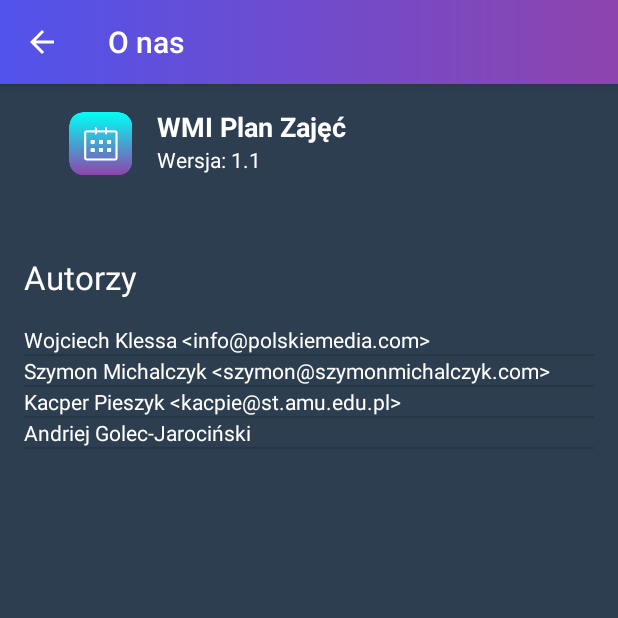
After one commit to wmi-students/wmi-timetable-android, an Android app: the AboutActivity screen opened directly, with no data from a screen before it, on a phone screen of 412 x 824 dp, the top half of it. The commit adds this screen. Run offline under Robolectric (Android 15) with nearby library versions, the phone set to English and light mode, and no system bars; 1 statement that could not run was skipped.

Commit message:
add about activity

```diff
--- a/app/build.gradle
+++ b/app/build.gradle
@@ -5,6 +5,7 @@ android {
     buildToolsVersion "24.0.3"
     defaultConfig {
         applicationId "pl.edu.amu.wmi.wmitimetable"
+        buildConfigField "long", "TIMESTAMP", System.currentTimeMillis() + "L"
         minSdkVersion 15
         targetSdkVersion 24
         versionCode 2
--- a/app/src/main/AndroidManifest.xml
+++ b/app/src/main/AndroidManifest.xml
@@ -13,14 +13,21 @@
         <activity
             android:name=".MainActivity"
             android:label="@string/app_name"
+            android:theme="@style/AppTheme.NoActionBar"></activity>
+        <activity
+            android:name=".SettingsActivity"
+            android:screenOrientation="portrait"
             android:theme="@style/AppTheme.NoActionBar">
-        </activity>
-        <activity android:name=".SettingsActivity" android:theme="@style/AppTheme.NoActionBar" android:screenOrientation="portrait">
             <intent-filter>
                 <action android:name="android.intent.action.MAIN" />
+
                 <category android:name="android.intent.category.LAUNCHER" />
             </intent-filter>
         </activity>
+        <activity
+            android:name=".AboutActivity"
+            android:label="@string/title_activity_about"
+            android:theme="@style/AppTheme.NoActionBar"></activity>
     </application>
 
 </manifest>
--- /dev/null
+++ b/app/src/main/java/pl/edu/amu/wmi/wmitimetable/AboutActivity.java
@@ -0,0 +1,70 @@
+package pl.edu.amu.wmi.wmitimetable;
+
+import android.content.res.Resources;
+import android.os.Bundle;
+import android.support.v7.app.AppCompatActivity;
+import android.support.v7.widget.Toolbar;
+import android.view.MenuItem;
+import android.widget.ArrayAdapter;
+import android.widget.ListAdapter;
+import android.widget.ListView;
+import android.widget.TextView;
+
+import java.text.SimpleDateFormat;
+import java.util.ArrayList;
+import java.util.Arrays;
+import java.util.Date;
+import java.util.Locale;
+
+
+public class AboutActivity extends AppCompatActivity {
+
+    private static final String[] AUTHORS = {
+            "Wojciech Klessa <info@polskiemedia.com>",
+            "Szymon Michalczyk <szymon@szymonmichalczyk.com>",
+            "Kacper Pieszyk <kacpie@st.amu.edu.pl>",
+            "Andriej Golec-Jarociński"
+    };
+
+    @Override
+    protected void onCreate(Bundle savedInstanceState) {
+        super.onCreate(savedInstanceState);
+        setContentView(R.layout.activity_about);
+        Toolbar toolbar = (Toolbar) findViewById(R.id.toolbar);
+        setSupportActionBar(toolbar);
+        getSupportActionBar().setDisplayHomeAsUpEnabled(true);
+
+        setVersion();
+        setAuthors();
+    }
+
+    private void setVersion() {
+        Resources res = getResources();
+        String version = String.format(res.getString(R.string.about_version), BuildConfig.VERSION_NAME);
+        String buildTime = String.format(res.getString(R.string.about_build_time),
+                new SimpleDateFormat("dd.MM.yyyy HH:mm:ss", new Locale("pl", "PL")).format(new Date(BuildConfig.TIMESTAMP)));
+        TextView aboutVersion = (TextView) findViewById(R.id.aboutVersion);
+        TextView aboutBuildTime = (TextView) findViewById(R.id.aboutBuildTime);
+
+        aboutVersion.setText(version);
+        aboutBuildTime.setText(buildTime);
+    }
+
+    private void setAuthors() {
+        ListView listView = (ListView) findViewById(R.id.aboutAuthorsList);
+        ArrayList<String> listItems = new ArrayList<>(Arrays.asList(AUTHORS));
+        ListAdapter listAdapter = new ArrayAdapter<>(
+                this, R.layout.about_authors_item, listItems);
+
+        listView.setAdapter(listAdapter);
+    }
+
+    public boolean onOptionsItemSelected(MenuItem item) {
+        if (item.getItemId() == android.R.id.home) {
+            finish();
+            return true;
+        }
+        return super.onOptionsItemSelected(item);
+    }
+
+}
--- a/app/src/main/java/pl/edu/amu/wmi/wmitimetable/MainActivity.java
+++ b/app/src/main/java/pl/edu/amu/wmi/wmitimetable/MainActivity.java
@@ -124,6 +124,10 @@ public class MainActivity extends AppCompatActivity {
             return true;
         }
 
+        if(id == R.id.action_about) {
+            showAbout();
+        }
+
         return super.onOptionsItemSelected(item);
     }
 
@@ -147,8 +151,17 @@ public class MainActivity extends AppCompatActivity {
         goSettings();
     }
 
+    private void showAbout() {
+        goAbout();
+    }
+
     private void goSettings() {
         Intent intent = new Intent(this, SettingsActivity.class);
+        startActivity(intent);
+    }
+
+    private void goAbout() {
+        Intent intent = new Intent(this, AboutActivity.class);
         startActivity(intent);
     }
 
--- /dev/null
+++ b/app/src/main/res/layout/about_authors_item.xml
@@ -0,0 +1,6 @@
+<?xml version="1.0" encoding="utf-8"?>
+    <TextView xmlns:android="http://schemas.android.com/apk/res/android"
+        android:id="@+id/textView"
+        android:textColor="@color/colorTextLight"
+        android:layout_width="fill_parent"
+        android:layout_height="fill_parent"/>
--- /dev/null
+++ b/app/src/main/res/layout/activity_about.xml
@@ -0,0 +1,26 @@
+<?xml version="1.0" encoding="utf-8"?>
+<android.support.design.widget.CoordinatorLayout xmlns:android="http://schemas.android.com/apk/res/android"
+    xmlns:app="http://schemas.android.com/apk/res-auto"
+    xmlns:tools="http://schemas.android.com/tools"
+    android:layout_width="match_parent"
+    android:layout_height="match_parent"
+    android:fitsSystemWindows="true"
+    tools:context="pl.edu.amu.wmi.wmitimetable.AboutActivity">
+
+    <android.support.design.widget.AppBarLayout
+        android:layout_width="match_parent"
+        android:layout_height="wrap_content"
+        android:theme="@style/AppTheme.AppBarOverlay">
+
+        <android.support.v7.widget.Toolbar
+            android:id="@+id/toolbar"
+            android:layout_width="match_parent"
+            android:layout_height="?attr/actionBarSize"
+            android:background="@drawable/shape_gradient_primary"
+            app:popupTheme="@style/AppTheme.PopupOverlay" />
+
+    </android.support.design.widget.AppBarLayout>
+
+    <include layout="@layout/content_about" />
+
+</android.support.design.widget.CoordinatorLayout>
--- /dev/null
+++ b/app/src/main/res/layout/content_about.xml
@@ -0,0 +1,81 @@
+<?xml version="1.0" encoding="utf-8"?>
+<RelativeLayout xmlns:android="http://schemas.android.com/apk/res/android"
+    xmlns:app="http://schemas.android.com/apk/res-auto"
+    xmlns:tools="http://schemas.android.com/tools"
+    android:background="@color/colorSettingsBackground"
+    android:id="@+id/content_about"
+    android:layout_width="match_parent"
+    android:layout_height="match_parent"
+    android:paddingBottom="@dimen/activity_vertical_margin"
+    android:paddingLeft="@dimen/activity_horizontal_margin"
+    android:paddingRight="@dimen/activity_horizontal_margin"
+    android:paddingTop="@dimen/activity_vertical_margin"
+    app:layout_behavior="@string/appbar_scrolling_view_behavior"
+    tools:context="pl.edu.amu.wmi.wmitimetable.AboutActivity"
+    tools:showIn="@layout/activity_about">
+
+    <TextView
+        android:text="@string/about_authors"
+        android:layout_width="wrap_content"
+        android:layout_height="wrap_content"
+        android:layout_marginTop="54dp"
+        android:id="@+id/aboutAuthors"
+        android:textAppearance="@android:style/TextAppearance.Material.Large"
+        android:textColor="@color/colorTextLight"
+        android:layout_below="@+id/aboutVersion"
+        android:layout_alignParentLeft="true"
+        android:layout_alignParentStart="true" />
+
+    <ImageView
+        android:layout_width="wrap_content"
+        android:layout_height="wrap_content"
+        app:srcCompat="@mipmap/ic_wmi_timetable"
+        android:id="@+id/imageView2"
+        android:layout_alignTop="@+id/aboutAppName"
+        android:layout_alignRight="@+id/aboutAuthors"
+        android:layout_alignEnd="@+id/aboutAuthors" />
+
+    <ListView
+        android:layout_width="match_parent"
+        android:layout_height="match_parent"
+        android:id="@+id/aboutAuthorsList"
+        android:layout_below="@+id/aboutAuthors"
+        android:layout_alignParentLeft="true"
+        android:layout_alignParentStart="true"
+        android:layout_marginTop="17dp" />
+
+    <TextView
+        android:text="@string/about_version"
+        android:layout_width="wrap_content"
+        android:layout_height="wrap_content"
+        android:id="@+id/aboutVersion"
+        android:textColor="@color/colorTextLight"
+        android:layout_below="@+id/aboutAppName"
+        android:layout_alignLeft="@+id/aboutAppName"
+        android:layout_alignStart="@+id/aboutAppName" />
+
+    <TextView
+        android:layout_width="wrap_content"
+        android:layout_height="wrap_content"
+        android:id="@+id/aboutBuildTime"
+        android:layout_below="@+id/aboutVersion"
+        android:layout_alignLeft="@+id/aboutVersion"
+        android:layout_alignStart="@+id/aboutVersion"
+        android:textColor="@color/colorTextLight"
+        android:text="@string/about_build_time" />
+
+    <TextView
+        android:text="@string/app_name"
+        android:layout_width="wrap_content"
+        android:layout_height="wrap_content"
+        android:id="@+id/aboutAppName"
+        android:textAppearance="@android:style/TextAppearance.Material.Medium"
+        android:layout_marginLeft="13dp"
+        android:layout_marginStart="13dp"
+        android:textStyle="normal|bold"
+        android:textColor="@color/colorTextLight"
+        android:layout_alignParentTop="true"
+        android:layout_toRightOf="@+id/imageView2"
+        android:layout_toEndOf="@+id/imageView2" />
+
+</RelativeLayout>
--- a/app/src/main/res/menu/menu_main.xml
+++ b/app/src/main/res/menu/menu_main.xml
@@ -12,4 +12,9 @@
         android:orderInCategory="100"
         android:title="@string/action_settings"
         app:showAsAction="never" />
+    <item
+        android:id="@+id/action_about"
+        android:orderInCategory="100"
+        android:title="@string/action_about"
+        app:showAsAction="never" />
 </menu>
--- a/app/src/main/res/values/strings.xml
+++ b/app/src/main/res/values/strings.xml
@@ -3,8 +3,13 @@
     <string name="app_short_name">WMI Plan</string>
     <string name="action_settings">Ustawienia</string>
     <string name="action_reset">Resetuj dane</string>
+    <string name="action_about">O nas</string>
     <string name="spinner_prompt_year">Wybierz rok</string>
     <string name="spinner_prompt_study">Wybierz kierunek</string>
     <string name="spinner_prompt_group">Wybierz grupę ćwiczeniową</string>
     <string name="spinner_prompt_semester">Wybierz semestr</string>
+    <string name="title_activity_about">O nas</string>
+    <string name="about_version">Wersja: %1$s</string>
+    <string name="about_authors">Autorzy</string>
+    <string name="about_build_time">%1$s</string>
 </resources>
```
